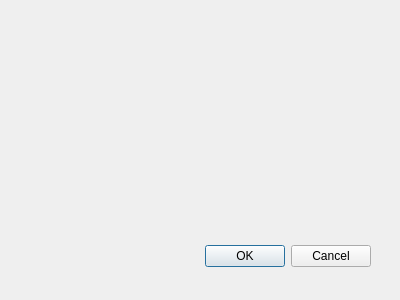
Qt form dwca_import_dialog_base.ui (maduhu/qgis-dwca-import) before a commit.
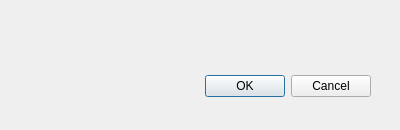
The same form after that commit.

What changed in the file:
```diff
--- a/dwca_import_dialog_base.ui
+++ b/dwca_import_dialog_base.ui
@@ -1,22 +1,22 @@
 <ui version="4.0" >
  <class>DwCAImporterDialogBase</class>
- <widget class="QDialog" name="DwCAImporterDialogBase" >
-  <property name="geometry" >
+ <widget class="QDialog" name="DwCAImporterDialogBase">
+  <property name="geometry">
    <rect>
     <x>0</x>
     <y>0</y>
     <width>400</width>
-    <height>300</height>
+    <height>130</height>
    </rect>
   </property>
   <property name="windowTitle" >
    <string>Darwin Core Archive Importer</string>
   </property>
-  <widget class="QDialogButtonBox" name="button_box" >
-   <property name="geometry" >
+  <widget class="QDialogButtonBox" name="button_box">
+   <property name="geometry">
     <rect>
      <x>30</x>
-     <y>240</y>
+     <y>70</y>
      <width>341</width>
      <height>32</height>
     </rect>
```
Left out of the diff: 33 changed lines with no effect on the pictures.
